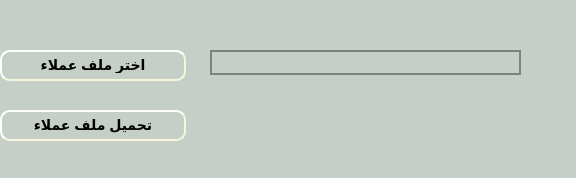
Before: the Qt Designer form presentation/loyalty_ui/uploadCustomers.ui in shymaa123456/HyperPOS2020, drawn with Qt 5.
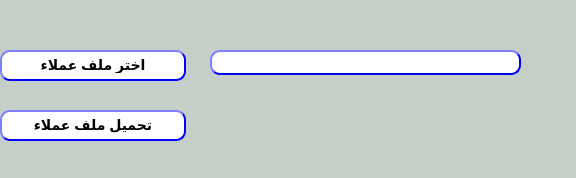
After: the same form once the commit is applied.

```diff
--- a/presentation/loyalty_ui/uploadCustomers.ui
+++ b/presentation/loyalty_ui/uploadCustomers.ui
@@ -28,15 +28,30 @@
     </rect>
    </property>
    <property name="styleSheet">
-    <string notr="true">
-                    border-style: outset;
-                    border-width: 2px;
-                    border-radius: 10px;
-                    border-color: beige;
-                    font: bold 14px;
-                    min-width: 10em;
-                    padding: 6px;
-                </string>
+    <string notr="true">QPushButton{
+                                        background-color: white;
+                                        border-style: outset;
+                                        border-width: 2px;
+                                        border-radius: 10px;
+                                        border-color: blue;
+                                        font: bold 14px;
+                                        min-width:6em;
+ padding: 6px;
+                                       }
+                                        QPushButton:hover {
+                                        background: qradialgradient(
+                                        cx: 0.3, cy: -0.4, fx: 0.3, fy: -0.4,
+                                        radius: 1.35, stop: 0 #fff, stop: 1 #bbb
+                                        );
+                                        }
+                                        QPushButton:pressed {
+                                        border-style: inset;
+                                        background: qradialgradient(
+                                        cx: 0.4, cy: -0.1, fx: 0.4, fy: -0.1,
+                                        radius: 1.35, stop: 0 #fff, stop: 1 #ddd
+                                        );
+                                        }
+                                    </string>
    </property>
    <property name="text">
     <string>تحميل ملف عملاء</string>
@@ -52,15 +67,30 @@
     </rect>
    </property>
    <property name="styleSheet">
-    <string notr="true">
-                    border-style: outset;
-                    border-width: 2px;
-                    border-radius: 10px;
-                    border-color: beige;
-                    font: bold 14px;
-                    min-width: 10em;
-                    padding: 6px;
-                </string>
+    <string notr="true">QPushButton{
+                                        background-color: white;
+                                        border-style: outset;
+                                        border-width: 2px;
+                                        border-radius: 10px;
+                                        border-color: blue;
+                                        font: bold 14px;
+                                        min-width:6em;
+ padding: 6px;
+                                       }
+                                        QPushButton:hover {
+                                        background: qradialgradient(
+                                        cx: 0.3, cy: -0.4, fx: 0.3, fy: -0.4,
+                                        radius: 1.35, stop: 0 #fff, stop: 1 #bbb
+                                        );
+                                        }
+                                        QPushButton:pressed {
+                                        border-style: inset;
+                                        background: qradialgradient(
+                                        cx: 0.4, cy: -0.1, fx: 0.4, fy: -0.1,
+                                        radius: 1.35, stop: 0 #fff, stop: 1 #ddd
+                                        );
+                                        }
+                                    </string>
    </property>
    <property name="text">
     <string>اختر ملف عملاء</string>
@@ -79,12 +109,28 @@
     </rect>
    </property>
    <property name="styleSheet">
-    <string notr="true">border: 2px solid gray;
-
-                    padding: 0 8px;
-
-                    selection-background-color: darkgray;
-                </string>
+    <string notr="true">QLineEdit{
+                                        background-color: white;
+                                        border-style: outset;
+                                        border-width: 2px;
+                                        border-radius: 10px;
+                                        border-color: blue;
+                                        min-width: 6em;
+                                        }
+                                        QLineEdit:hover {
+                                        background: qradialgradient(
+                                        cx: 0.3, cy: -0.4, fx: 0.3, fy: -0.4,
+                                        radius: 1.35, stop: 0 #fff, stop: 1 #bbb
+                                        );
+                                        }
+                                       QLineEdit:pressed {
+                                        border-style: inset;
+                                        background: qradialgradient(
+                                        cx: 0.4, cy: -0.1, fx: 0.4, fy: -0.1,
+                                        radius: 1.35, stop: 0 #fff, stop: 1 #ddd
+                                        );
+                                        }
+                                    </string>
    </property>
   </widget>
  </widget>
```
